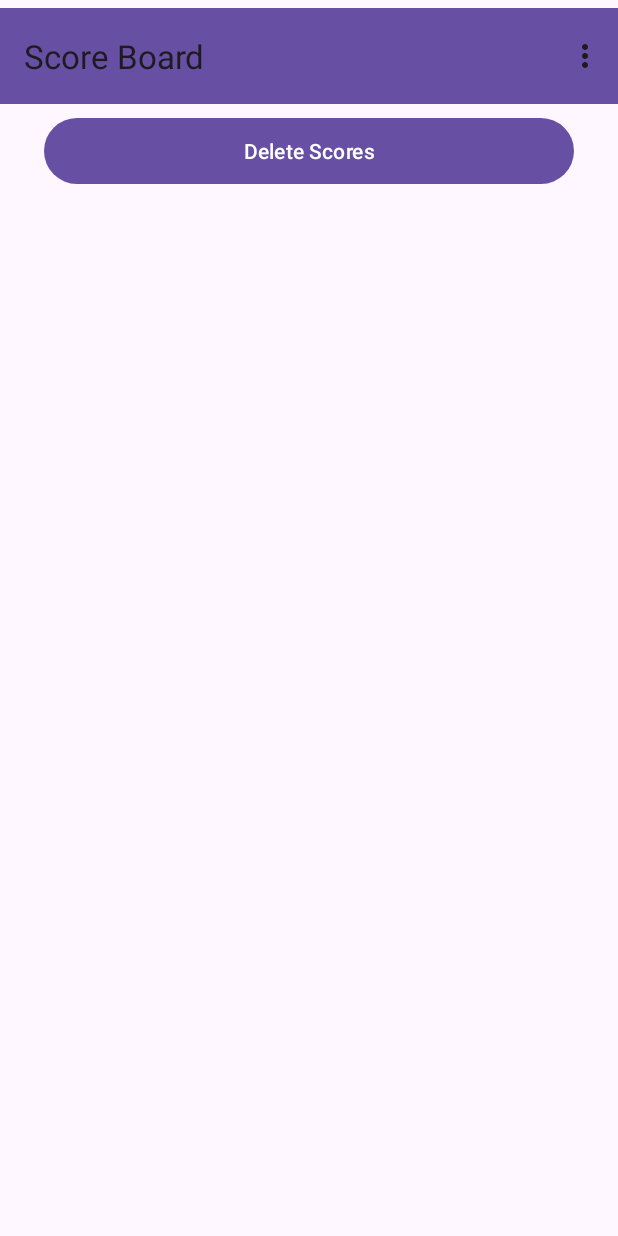
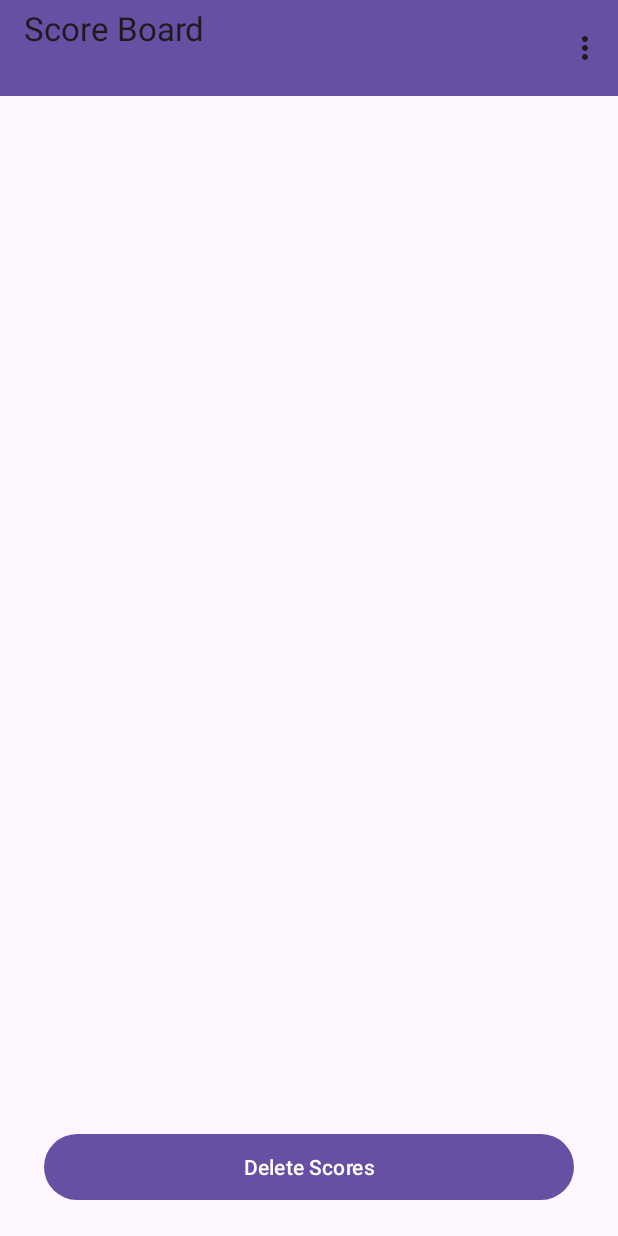
Before and after one commit to Logggee/GUI_Development_Aufgabe2, an Android app: the ScoreBoardActivity screen opened directly, with no data from a screen before it, on a phone screen of 412 x 824 dp. Run offline under Robolectric (Android 15) with nearby library versions, the phone set to English and light mode, and no system bars.

Commit message:
layout of subaktivity now final

```diff
--- a/app/src/main/res/layout/score_board.xml
+++ b/app/src/main/res/layout/score_board.xml
@@ -6,28 +6,28 @@
     android:layout_width="match_parent"
     android:layout_height="match_parent"
     android:orientation="vertical"
-    android:gravity="center"
     tools:context=".MainActivity">
 
     <androidx.appcompat.widget.Toolbar
         android:id="@+id/toolbar"
         android:layout_width="match_parent"
         android:layout_height="?attr/actionBarSize"
-        android:layout_marginVertical="5dp"
         android:background="?attr/colorPrimary"
         android:elevation="4dp"
         android:theme="@style/ThemeOverlay.AppCompat.ActionBar"
+        android:gravity="top"
         app:popupTheme="@style/ThemeOverlay.AppCompat.Light" />
 
+    <ListView
+        android:id="@+id/list"
+        android:layout_width="match_parent"
+        android:layout_height="0dp"
+        android:layout_weight="1" />
     <Button
         android:id="@+id/deleteScores"
         android:layout_width="353dp"
         android:layout_height="52dp"
-        android:rotationY="0"
+        android:layout_marginVertical="20dp"
+        android:layout_gravity="center_horizontal"
         android:text="@string/delete_scores" />
-
-    <androidx.recyclerview.widget.RecyclerView
-        android:layout_width="match_parent"
-        android:layout_height="match_parent" />
-
 </LinearLayout>
```
